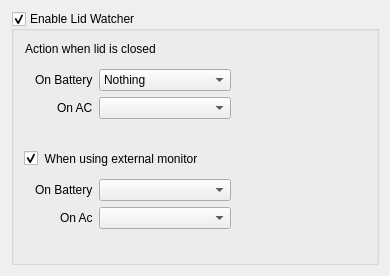
Before: the Qt Designer form config/lidwatchersettings.ui in lxqt/lxqt-powermanagement, drawn with Qt 5.
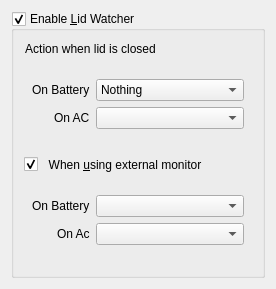
After: the same form once the commit is applied.

```diff
--- a/config/lidwatchersettings.ui
+++ b/config/lidwatchersettings.ui
@@ -6,24 +6,24 @@
    <rect>
     <x>0</x>
     <y>0</y>
-    <width>390</width>
-    <height>276</height>
+    <width>276</width>
+    <height>289</height>
    </rect>
   </property>
   <property name="windowTitle">
    <string>Form</string>
   </property>
+  <property name="styleSheet">
+   <string notr="true">QGroupBox QGroupBox {
+border: none;
+padding-top: 30px;
+}</string>
+  </property>
   <layout class="QVBoxLayout" name="verticalLayout">
    <item>
     <widget class="QGroupBox" name="lidWatcherSettingsGroupBox">
-     <property name="styleSheet">
-      <string notr="true">QComboBox {
-	max-width: 130px;
-    min-width: 130px;
-}</string>
-     </property>
      <property name="title">
-      <string>Enable Lid Watcher</string>
+      <string>Enable &amp;Lid Watcher</string>
      </property>
      <property name="checkable">
       <bool>true</bool>
@@ -35,11 +35,7 @@
       <item>
        <widget class="QGroupBox" name="groupBox">
         <property name="styleSheet">
-         <string notr="true">QGroupBox {
-    border: none;
-	padding-top: 12px;
-    padding-left: 8px;
-}</string>
+         <string notr="true"/>
         </property>
         <property name="title">
          <string>Action when lid is closed</string>
@@ -60,18 +56,6 @@
          </item>
          <item row="0" column="1">
           <widget class="QComboBox" name="onBatteryActionComboBox">
-           <property name="minimumSize">
-            <size>
-             <width>134</width>
-             <height>0</height>
-            </size>
-           </property>
-           <property name="maximumSize">
-            <size>
-             <width>134</width>
-             <height>16777215</height>
-            </size>
-           </property>
            <item>
             <property name="text">
              <string>Nothing</string>
@@ -102,41 +86,15 @@
           </widget>
          </item>
          <item row="1" column="1">
-          <widget class="QComboBox" name="onAcActionComboBox">
-           <property name="minimumSize">
-            <size>
-             <width>134</width>
-             <height>0</height>
-            </size>
-           </property>
-           <property name="maximumSize">
-            <size>
-             <width>134</width>
-             <height>16777215</height>
-            </size>
-           </property>
-          </widget>
+          <widget class="QComboBox" name="onAcActionComboBox"/>
          </item>
         </layout>
        </widget>
       </item>
       <item>
        <widget class="QGroupBox" name="extMonGroupBox">
-        <property name="sizePolicy">
-         <sizepolicy hsizetype="Expanding" vsizetype="Preferred">
-          <horstretch>0</horstretch>
-          <verstretch>0</verstretch>
-         </sizepolicy>
-        </property>
-        <property name="styleSheet">
-         <string notr="true">QGroupBox {
-    border: none;
-	padding-top: 12px;
-    padding-left: 8px;
-}</string>
-        </property>
         <property name="title">
-         <string>When using external monitor</string>
+         <string>When &amp;using external monitor</string>
         </property>
         <property name="checkable">
          <bool>true</bool>
@@ -162,14 +120,7 @@
           </widget>
          </item>
          <item row="1" column="1">
-          <widget class="QComboBox" name="extMonOnBatteryActionComboBox">
-           <property name="sizePolicy">
-            <sizepolicy hsizetype="Preferred" vsizetype="Fixed">
-             <horstretch>0</horstretch>
-             <verstretch>0</verstretch>
-            </sizepolicy>
-           </property>
-          </widget>
+          <widget class="QComboBox" name="extMonOnBatteryActionComboBox"/>
          </item>
          <item row="2" column="0">
           <widget class="QLabel" name="extMonOnAcActionLabel">
@@ -186,12 +137,6 @@
              <verstretch>0</verstretch>
             </sizepolicy>
            </property>
-           <property name="minimumSize">
-            <size>
-             <width>134</width>
-             <height>0</height>
-            </size>
-           </property>
           </widget>
          </item>
         </layout>
```
